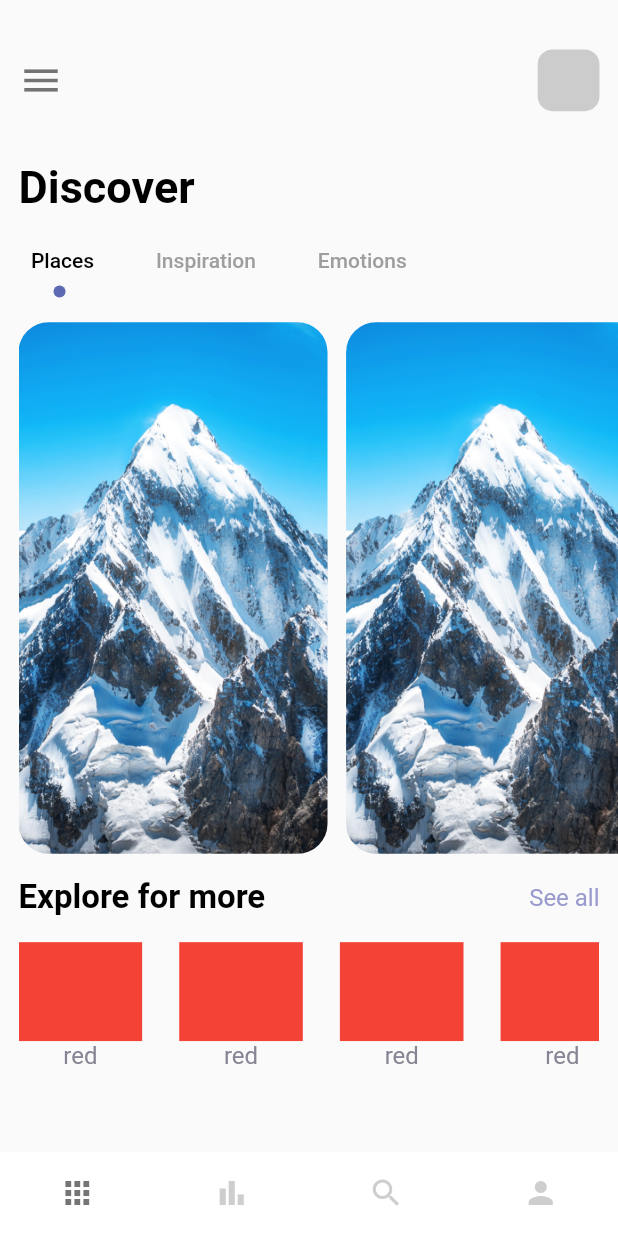
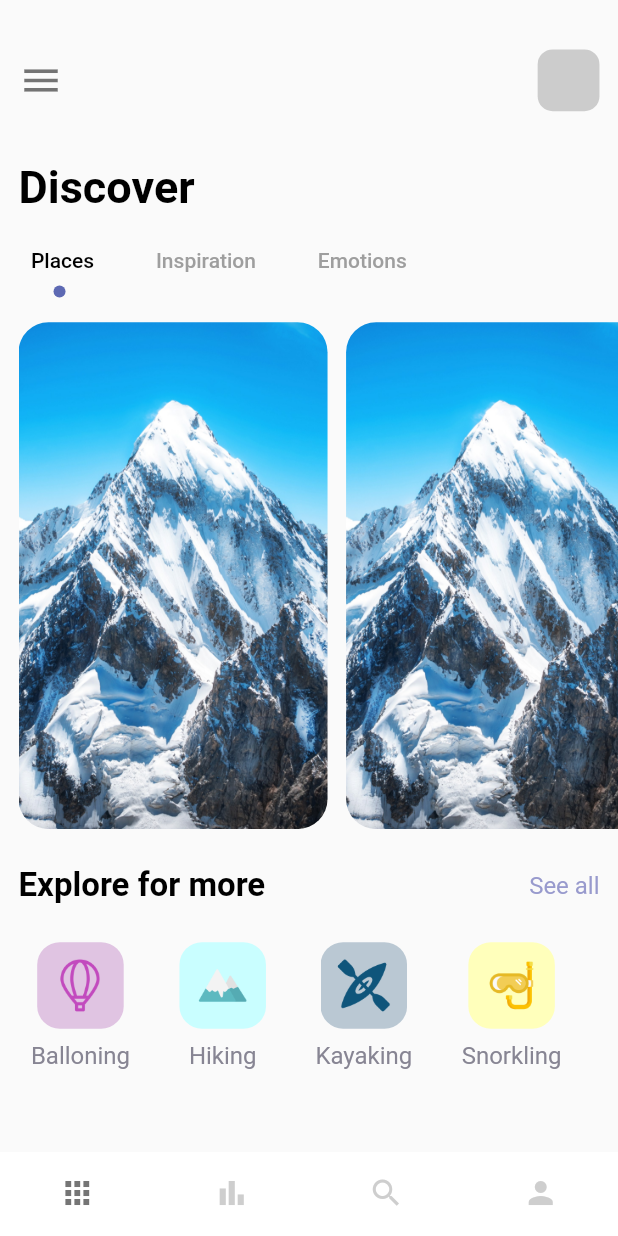
Before and after one commit to tinltgifhub/TravelApp_Flutter, a Flutter app: the screen it shows after launch, on a phone screen of 412 x 824 dp. Run offline on Flutter 3.47's test engine with Material 2 defaults, Android fonts, the light colour scheme and no system bars.

Commit message:
first screen

```diff
--- a/lib/pages/navpages/home_page.dart
+++ b/lib/pages/navpages/home_page.dart
@@ -12,6 +12,12 @@ class HomePage extends StatefulWidget {
 }
 
 class _HomePageState extends State<HomePage> with TickerProviderStateMixin{
+  var image={
+    "balloning.png":"Balloning",
+    "hiking.png":"Hiking",
+    "kayaking.png":"Kayaking",
+    "snorkling.png":"Snorkling",
+  };
   @override
   Widget build(BuildContext context) {
     Size screenSize = MediaQuery.of(context).size;
@@ -70,7 +76,7 @@ class _HomePageState extends State<HomePage> with TickerProviderStateMixin{
           ),
           Container(
             padding: EdgeInsets.only(left: screenWidth*0.03),
-            height: screenHeight*0.45,
+            height: screenHeight*0.43,
             width: double.maxFinite,
             child: TabBarView(
               controller: _tabController,
@@ -85,7 +91,7 @@ class _HomePageState extends State<HomePage> with TickerProviderStateMixin{
                       // height: screenHeight*0.4,
                       decoration: BoxDecoration(
                         borderRadius: BorderRadius.circular(20),
-                        color: Colors.white,
+                        // color: Colors.white,
                         image: DecorationImage(
                           image: AssetImage(
                             "images/mountain.jpg"
@@ -102,7 +108,7 @@ class _HomePageState extends State<HomePage> with TickerProviderStateMixin{
               ]),
           ),
           Container(
-            margin: EdgeInsets.symmetric(horizontal: screenWidth*0.03,vertical: screenHeight*0.02),
+            margin: EdgeInsets.symmetric(horizontal: screenWidth*0.03,vertical: screenHeight*0.03),
             child:Row(
               mainAxisAlignment: MainAxisAlignment.spaceBetween,
               children: [
@@ -112,8 +118,7 @@ class _HomePageState extends State<HomePage> with TickerProviderStateMixin{
             ),
           ),
           Container(
-            // color: Colors.red,
-            margin: EdgeInsets.symmetric(horizontal: screenWidth*0.03),
+            margin: EdgeInsets.symmetric(horizontal: screenWidth*0.05),
             height: screenHeight*0.12,
             width: double.maxFinite,
             child: ListView.builder(
@@ -121,20 +126,26 @@ class _HomePageState extends State<HomePage> with TickerProviderStateMixin{
               scrollDirection: Axis.horizontal,
               itemBuilder: (_,index){
                 return  Container(
-                  margin: EdgeInsets.only(right: screenWidth*0.06),
+                  margin: EdgeInsets.only(right: screenWidth*0.08),
                   child: Column(
                     children: [
                       Container(
-                        color: Colors.red,
-                        width: screenWidth*0.2,
-                        height: screenHeight*0.08,
+                        width: screenWidth*0.14,
+                        height: screenHeight*0.07,
+                        decoration: BoxDecoration(
+                          borderRadius: BorderRadius.circular(15),
+                          image: DecorationImage(
+                            image:AssetImage(
+                              'images/'+image.keys.elementAt(index),
+                            ),
+                            fit: BoxFit.cover,
+                          ),
+                        ),
                       ),
-
-                //1:49
-
+                      SizedBox(height: screenHeight*0.01,),
                       Container(
                         child: AppText(
-                          text: "red",
+                          text: image.values.elementAt(index),
                           color: AppColors.textColor2,
                         ),
                       ),
```
Also changed, not shown: images/balloning.png (added), images/hiking.png (added), images/kayaking.png (added), images/snorkling.png (added).
